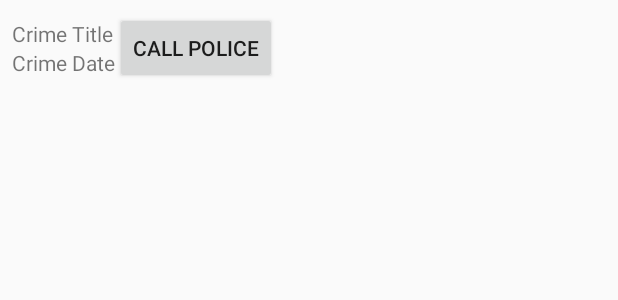
After one commit to plumhly/Android_Ex, an Android app: the layout list_item_police_crime.xml on its own in the app's theme, with its tools: preview values and no code run, on a phone screen of 412 x 824 dp. The commit adds this screen. Shown: the top 300 px of the screen. Run offline under Robolectric (Android 15) with nearby library versions, the phone set to English and light mode, and no system bars.

Commit message:
feat:第八章挑战

```diff
--- a/CriminalIntent/app/src/main/java/com/bignerdranch/android/criminalintent/CrimeLab.java
+++ b/CriminalIntent/app/src/main/java/com/bignerdranch/android/criminalintent/CrimeLab.java
@@ -23,6 +23,7 @@ public class CrimeLab {
             Crime crime = new Crime();
             crime.setTittle("Crime #" + i);
             crime.setSolved(i % 2 == 0);
+            crime.setNeedPolice(i % 20 == 0);
             mCrimes.add(crime);
         }
     }
--- /dev/null
+++ b/CriminalIntent/app/src/main/res/layout/list_item_police_crime.xml
@@ -0,0 +1,27 @@
+<?xml version="1.0" encoding="utf-8"?>
+<LinearLayout xmlns:android="http://schemas.android.com/apk/res/android"
+    android:orientation="horizontal" android:layout_width="match_parent"
+    android:layout_height="wrap_content"
+    android:padding="8dp">
+    <LinearLayout
+        android:layout_width="wrap_content"
+        android:layout_height="wrap_content"
+        android:orientation="vertical"
+        android:layout_gravity="center_vertical">
+        <TextView
+            android:layout_width="match_parent"
+            android:layout_height="wrap_content"
+            android:id="@+id/crime_title"
+            android:text="Crime Title"/>
+        <TextView
+            android:layout_width="match_parent"
+            android:layout_height="wrap_content"
+            android:id="@+id/crime_date"
+            android:text="Crime Date"/>
+    </LinearLayout>
+    <Button
+        android:layout_width="wrap_content"
+        android:layout_height="wrap_content"
+        android:text="Call Police"
+        android:layout_gravity="right|bottom"/>
+</LinearLayout>
```
Also changed, not shown: CriminalIntent/app/src/main/java/com/bignerdranch/android/criminalintent/Crime.java (+9 -0 lines), CriminalIntent/app/src/main/java/com/bignerdranch/android/criminalintent/CrimeListFragment.java (+42 -6 lines).
